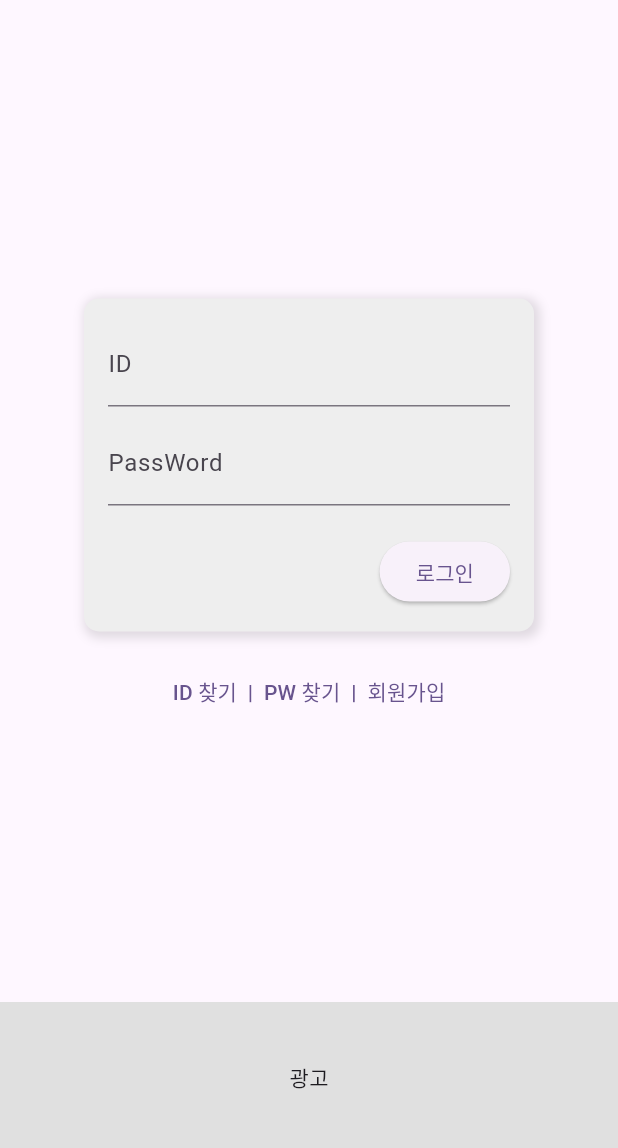
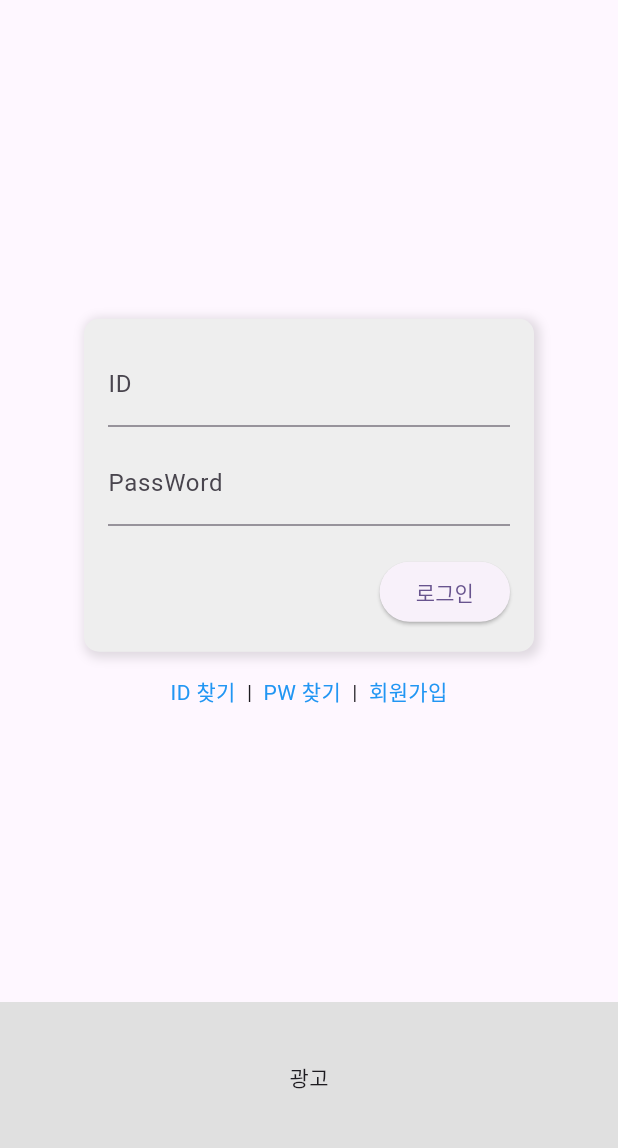
Before and after one commit to MinChanJu/BuckTanley, a Flutter app: the screen it shows after launch, on a phone screen of 412 x 824 dp, the part 84-1232 px from its top. Run offline on Flutter 3.47's test engine with Material 3 defaults, Android fonts, the phone set to English and light mode, and no system bars; our stand-ins replace flutter_secure_storage, image_picker.

Commit message:
로그인페이지 회원가입페이지 연동 및 회원가입페이지 완성

```diff
--- a/buck_tanley_app/lib/pages/LoginPage.dart
+++ b/buck_tanley_app/lib/pages/LoginPage.dart
@@ -1,7 +1,8 @@
+import 'package:buck_tanley_app/pages/RegisterPage.dart';
 import 'package:buck_tanley_app/provider/UserProvider.dart';
 import 'package:flutter/material.dart';
 import 'package:provider/provider.dart' as app_provider;
-
+import 'package:flutter/gestures.dart';
 
 class LoginPage extends StatelessWidget {
   const LoginPage({super.key});
@@ -15,7 +16,8 @@ class LoginPage extends StatelessWidget {
         centerTitle: true,
         title: SizedBox(
           height: 50,
-          child: Image.asset('assets/images/BuckTanleyLogo.png', fit: BoxFit.contain),
+          child: Image.asset('assets/images/BuckTanleyLogo.png',
+              fit: BoxFit.contain),
         ),
       ),
       body: Column(
@@ -55,7 +57,9 @@ class LoginPage extends StatelessWidget {
                       alignment: Alignment.centerRight,
                       child: ElevatedButton(
                         onPressed: () {
-                          app_provider.Provider.of<UserProvider>(context, listen: false).login("sgndsflonlas");
+                          app_provider.Provider.of<UserProvider>(context,
+                                  listen: false)
+                              .login("sgndsflonlas");
                         },
                         child: const Text('로그인'),
                       ),
@@ -65,9 +69,49 @@ class LoginPage extends StatelessWidget {
               ),
             ),
           ),
-          TextButton(
-            onPressed: () {},
-            child: const Text('ID 찾기  |  PW 찾기  |  회원가입'),
+          Text.rich(
+            TextSpan(
+              children: [
+                TextSpan(
+                  text: 'ID 찾기',
+                  style: const TextStyle(color: Colors.blue),
+                  /*recognizer: TapGestureRecognizer()
+                    ..onTap = () {
+                      Navigator.push(
+                        context,
+                        MaterialPageRoute(
+                            builder: (context) => const FindIdPage()),
+                      );
+                    }, */
+                ),
+                const TextSpan(text: '  |  '),
+                TextSpan(
+                  text: 'PW 찾기',
+                  style: const TextStyle(color: Colors.blue),
+                  /*recognizer: TapGestureRecognizer()
+                    ..onTap = () {
+                      Navigator.push(
+                        context,
+                        MaterialPageRoute(
+                            builder: (context) => const FindPwPage()),
+                      );
+                    },*/
+                ),
+                const TextSpan(text: '  |  '),
+                TextSpan(
+                  text: '회원가입',
+                  style: const TextStyle(color: Colors.blue),
+                  recognizer: TapGestureRecognizer()
+                    ..onTap = () {
+                      Navigator.push(
+                        context,
+                        MaterialPageRoute(
+                            builder: (context) => const RegisterPage()),
+                      );
+                    },
+                ),
+              ],
+            ),
           ),
           const Spacer(),
         ],
--- a/buck_tanley_app/pubspec.yaml
+++ b/buck_tanley_app/pubspec.yaml
@@ -35,6 +35,7 @@ dependencies:
   # The following adds the Cupertino Icons font to your application.
   # Use with the CupertinoIcons class for iOS style icons.
   cupertino_icons: ^1.0.8
+  image_picker: ^1.1.2
 
 dev_dependencies:
   flutter_test:
```
Also changed, not shown: buck_tanley_app/lib/pages/RegisterPage.dart (+80 -3 lines), buck_tanley_app/pubspec.lock, 5 other files.
